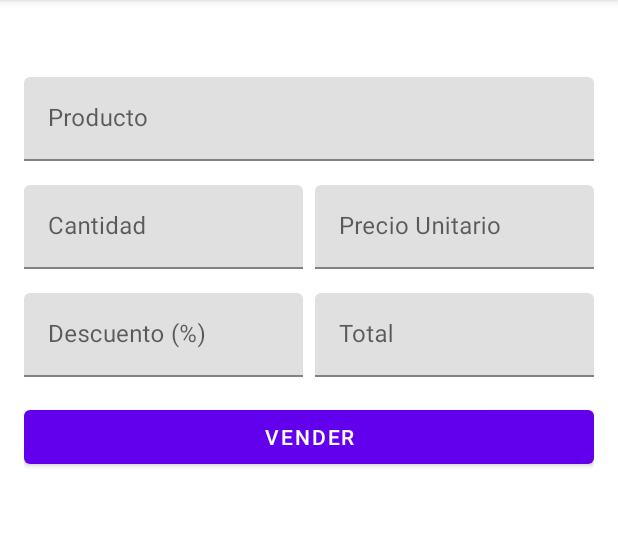
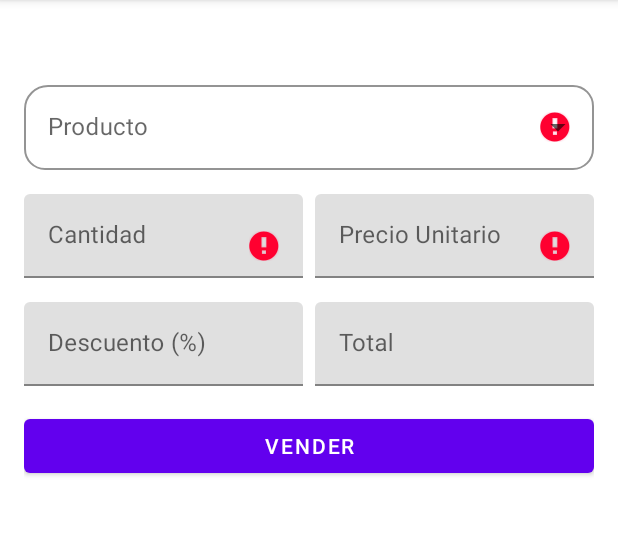
Before and after one commit to igmer/mvvm-android, an Android app: the SaleDetailFragment screen opened through its navigation route, after a tap on "VENDER", on a phone screen of 412 x 824 dp, the part 84-620 px from its top. Run offline under Robolectric (Android 15) with nearby library versions, the phone set to English and light mode, and no system bars; our stand-ins replace Dagger/Hilt's generated code, Room's generated code, data binding, navigation-ui; 1 statement that could not run was skipped.

Commit message:
:pencil: creating methods to save a sale

```diff
--- a/app/src/main/AndroidManifest.xml
+++ b/app/src/main/AndroidManifest.xml
@@ -3,7 +3,7 @@
     package="com.igmer.mancustomer">
 
     <application
-        android:allowBackup="true"
+        android:allowBackup="false"
         android:icon="@mipmap/ic_launcher"
         android:label="@string/app_name"
         android:name=".ApplicationCustomer"
--- a/app/src/main/java/com/igmer/mancustomer/data/RoomDatabaseLocal.kt
+++ b/app/src/main/java/com/igmer/mancustomer/data/RoomDatabaseLocal.kt
@@ -5,13 +5,16 @@ import androidx.room.Room
 import androidx.room.RoomDatabase
 import com.igmer.mancustomer.data.interfacesDao.ICustomerDao
 import com.igmer.mancustomer.data.interfacesDao.IProductDao
+import com.igmer.mancustomer.data.interfacesDao.ISaleDao
 import com.igmer.mancustomer.models.Customer
 import com.igmer.mancustomer.models.Product
+import com.igmer.mancustomer.models.Sale
 
-@Database(entities = [Product::class,Customer::class], version = 1)
+@Database(entities = [Product::class,Customer::class, Sale::class], version =   1)
 abstract class RoomDatabaseLocal : RoomDatabase() {
 
     abstract fun productDao(): IProductDao
     abstract fun customerDao(): ICustomerDao
+    abstract fun saleDao(): ISaleDao
 
 }
--- a/app/src/main/java/com/igmer/mancustomer/data/interfacesDao/ICustomerDao.kt
+++ b/app/src/main/java/com/igmer/mancustomer/data/interfacesDao/ICustomerDao.kt
@@ -6,6 +6,7 @@ import androidx.room.Dao
 import androidx.room.Insert
 import androidx.room.Query
 import com.igmer.mancustomer.models.Customer
+import com.igmer.mancustomer.models.Product
 
 @Dao
 interface ICustomerDao {
@@ -17,4 +18,7 @@ interface ICustomerDao {
 
     @Insert
     fun insertCustomer(customer: Customer): Long
+
+    @Query("SELECT * FROM product where name LIKE :name")
+    fun searchProduct(name: String): List<Product>
 }
--- a/app/src/main/java/com/igmer/mancustomer/data/interfacesDao/IProductDao.kt
+++ b/app/src/main/java/com/igmer/mancustomer/data/interfacesDao/IProductDao.kt
@@ -11,6 +11,9 @@ import com.igmer.mancustomer.models.Product
 interface IProductDao {
     @Query("SELECT * FROM product")
     fun getAllProducts(): List<Product>
+
+    @Query("SELECT * FROM product")
+    fun getAllProductsLV(): LiveData<List<Product>>
     @Query("SELECT * FROM product WHERE id = :id order by id DESC")
    suspend fun getProductById(id: Int):Product
     @Insert
--- /dev/null
+++ b/app/src/main/java/com/igmer/mancustomer/data/interfacesDao/ISaleDao.kt
@@ -0,0 +1,11 @@
+package com.igmer.mancustomer.data.interfacesDao
+
+import androidx.room.Dao
+import androidx.room.Insert
+import com.igmer.mancustomer.models.Sale
+
+@Dao
+interface ISaleDao {
+    @Insert
+    fun insert(sale: Sale)
+}
--- a/app/src/main/java/com/igmer/mancustomer/di/RoomModule.kt
+++ b/app/src/main/java/com/igmer/mancustomer/di/RoomModule.kt
@@ -27,4 +27,8 @@ object RoomModule {
     @Singleton
     @Provides
     fun provideCustomerDao(db:RoomDatabaseLocal) = db.customerDao()
+
+    @Singleton
+    @Provides
+    fun provideSalesDao(db:RoomDatabaseLocal) = db.saleDao()
 }
--- a/app/src/main/java/com/igmer/mancustomer/models/Product.kt
+++ b/app/src/main/java/com/igmer/mancustomer/models/Product.kt
@@ -13,6 +13,9 @@ data class Product(
     val stock: Int
     ){
 
+    override fun toString(): String {
+        return name
+    }
 
 
 }
--- a/app/src/main/java/com/igmer/mancustomer/models/Sale.kt
+++ b/app/src/main/java/com/igmer/mancustomer/models/Sale.kt
@@ -5,7 +5,7 @@ import androidx.room.Embedded
 import androidx.room.Entity
 import androidx.room.PrimaryKey
 @Entity(tableName = "sales")
-data class Sale(@PrimaryKey val id: Int,
+data class Sale(@PrimaryKey(autoGenerate = true) val id: Int,
                 val quantity: Int,
                 val price: Double,
                 val date: String,
--- a/app/src/main/java/com/igmer/mancustomer/repository/CustomerRepository.kt
+++ b/app/src/main/java/com/igmer/mancustomer/repository/CustomerRepository.kt
@@ -14,5 +14,6 @@ class CustomerRepository @Inject constructor(private val dao: ICustomerDao) {
     }
      fun getCustomerById(id: Int) = dao.getCustomerById(id)
     fun insertCustomer(item: Customer) = dao.insertCustomer(item)
+    fun searchProduct(name: String) = dao.searchProduct(name)
 
 }
--- a/app/src/main/java/com/igmer/mancustomer/repository/ProductRepository.kt
+++ b/app/src/main/java/com/igmer/mancustomer/repository/ProductRepository.kt
@@ -1,5 +1,6 @@
 package com.igmer.mancustomer.repository
 
+import androidx.lifecycle.LiveData
 import androidx.lifecycle.MutableLiveData
 import com.igmer.mancustomer.data.interfacesDao.IProductDao
 import com.igmer.mancustomer.models.Product
@@ -9,6 +10,8 @@ class ProductRepository @Inject constructor(private val productDao: IProductDao)
 
     fun getAllProducts(): List<Product> {
         return productDao.getAllProducts()
+    }fun getAllProductsLV(): LiveData<List<Product>> {
+        return productDao.getAllProductsLV()
     }
 
     suspend fun getProductById(id: Int) = productDao.getProductById(id)
--- /dev/null
+++ b/app/src/main/java/com/igmer/mancustomer/repository/SaleRepository.kt
@@ -0,0 +1,9 @@
+package com.igmer.mancustomer.repository
+
+import com.igmer.mancustomer.data.interfacesDao.ISaleDao
+import com.igmer.mancustomer.models.Sale
+import javax.inject.Inject
+
+class SaleRepository @Inject constructor(private val saleDao: ISaleDao) {
+    fun insert(sale: Sale) = saleDao.insert(sale)
+}
--- a/app/src/main/java/com/igmer/mancustomer/ui/sales/SaleDetailFragment.kt
+++ b/app/src/main/java/com/igmer/mancustomer/ui/sales/SaleDetailFragment.kt
@@ -2,21 +2,29 @@ package com.igmer.mancustomer.ui.sales
 
 import android.os.Bundle
 import android.view.*
+import android.widget.AdapterView
+import android.widget.ArrayAdapter
+import android.widget.Toast
 import androidx.fragment.app.Fragment
 import androidx.fragment.app.viewModels
 import androidx.lifecycle.lifecycleScope
 import com.igmer.mancustomer.databinding.AdminCustomerFragmentBinding
 import com.igmer.mancustomer.databinding.FragmentSaleDetailBinding
+import com.igmer.mancustomer.models.Product
 import com.igmer.mancustomer.models.Sale
 import com.igmer.mancustomer.ui.MainActivity
 import com.igmer.mancustomer.ui.customer.CustomerViewModel
 import dagger.hilt.android.AndroidEntryPoint
 import kotlinx.coroutines.launch
+import java.text.SimpleDateFormat
+import java.util.*
+
 @AndroidEntryPoint
 class SaleDetailFragment : Fragment() {
 
     private val viewModel: SaleDetailViewModel by viewModels()
     lateinit var binding:  FragmentSaleDetailBinding
+    private var productSelected: Product? = null
 
     override fun onCreateView(
         inflater: LayoutInflater, container: ViewGroup?,
@@ -28,18 +36,52 @@ class SaleDetailFragment : Fragment() {
         viewModel.getCustomerById(id!!).observe(viewLifecycleOwner){
             binding.tvCustomerName.text = it.name
         }
+        viewModel.productList.observe(viewLifecycleOwner, androidx.lifecycle.Observer {
+            binding.idProduct.setAdapter(context?.let { it1 -> ArrayAdapter(it1, android.R.layout.simple_spinner_dropdown_item, it) })
+        })
+
+       binding.idProduct.setOnItemClickListener { parent, view, position, id ->
+            val selected = parent.getItemAtPosition(position) as Product
+            productSelected = selected
+        }
+
         binding.save.setOnClickListener{
-            val product = binding.idProduct.text.toString()
-            val quantity = binding.quantity.text.toString()
-            val unitPrice = binding.price.text.toString()
-            val total = binding.total.text.toString()
-            val discount= binding.discoutnt.text.toString()
-            val idCliente = id
-            val sale = Sale(0,quantity.toInt(),unitPrice.toDouble(),"",product,id,"","")
+            val isValid = validate()
+            if (isValid) {
+                val currentTime = Calendar.getInstance().time
+                val dateFormated = SimpleDateFormat("yyyy-MM-dd HH:mm:ss",Locale.getDefault()).format(currentTime)
+                val product = binding.idProduct.text.toString()
+                val quantity = binding.quantity.text.toString()
+                val unitPrice = binding.price.text.toString()
+                val total = binding.total.text.toString()
+                val discount = binding.discoutnt.text.toString()
+                val idCliente = id
+                val sale = Sale(0, quantity.toInt(), unitPrice.toDouble(), dateFormated, 1, id, "Efectivo")
+                viewModel.savesale(sale)
+            }
         }
 
         return root
     }
 
+    private fun validate(): Boolean {
+        var isValid = true;
+        if (binding.quantity.text.isNullOrEmpty()){
+            binding.quantity.error = "Ingrese una cantidad"
+            isValid = false
+        }
+        if (binding.price.text.isNullOrEmpty()){
+            binding.price.error = "Ingrese un precio"
+            isValid = false
+        }
+        if(productSelected == null){
+            binding.idProduct.error = "Ingrese un producto"
+            isValid = false
+        }
+
+        return isValid
+
+    }
+
 
 }
--- a/app/src/main/java/com/igmer/mancustomer/ui/sales/SaleDetailViewModel.kt
+++ b/app/src/main/java/com/igmer/mancustomer/ui/sales/SaleDetailViewModel.kt
@@ -1,18 +1,37 @@
 package com.igmer.mancustomer.ui.sales
 
+import android.text.BoringLayout
 import androidx.lifecycle.LiveData
+import androidx.lifecycle.MediatorLiveData
 import androidx.lifecycle.MutableLiveData
 import androidx.lifecycle.ViewModel
 import com.igmer.mancustomer.models.Customer
+import com.igmer.mancustomer.models.Product
+import com.igmer.mancustomer.models.Sale
 import com.igmer.mancustomer.repository.CustomerRepository
+import com.igmer.mancustomer.repository.ProductRepository
+import com.igmer.mancustomer.repository.SaleRepository
 import dagger.hilt.android.lifecycle.HiltViewModel
+import kotlinx.coroutines.CoroutineScope
+import kotlinx.coroutines.Dispatchers
+import kotlinx.coroutines.launch
 import javax.inject.Inject
+
 @HiltViewModel
-class SaleDetailViewModel @Inject constructor(private val repository: CustomerRepository) : ViewModel() {
+class SaleDetailViewModel @Inject constructor(private val repositoryCustomer: CustomerRepository,
+                                              private val repositoryProduct: ProductRepository,
+                                              private val repositorySale: SaleRepository
+) :
+    ViewModel() {
     private lateinit var lvCustomer: LiveData<Customer>
+    var productList: LiveData<List<Product>> = repositoryProduct.getAllProductsLV()
 
-     fun getCustomerById(id: Int): LiveData<Customer> {
-         lvCustomer = repository.getCustomerById(id)
-         return lvCustomer
+    fun getCustomerById(id: Int): LiveData<Customer> {
+        lvCustomer = repositoryCustomer.getCustomerById(id)
+        return lvCustomer
+    }
+
+    fun savesale(sale: Sale) {
+        repositorySale.insert(sale)
     }
 }
--- a/app/src/main/res/layout/fragment_sale_detail.xml
+++ b/app/src/main/res/layout/fragment_sale_detail.xml
@@ -3,7 +3,11 @@
     xmlns:app="http://schemas.android.com/apk/res-auto"
     xmlns:tools="http://schemas.android.com/tools">
 
-    <data></data>
+    <data>
+        <variable
+            name="viewModel"
+            type="com.igmer.mancustomer.ui.sales.SaleDetailViewModel " />
+    </data>
 
     <androidx.constraintlayout.widget.ConstraintLayout
         android:layout_width="match_parent"
@@ -24,16 +28,16 @@
             android:id="@+id/tlProduct"
             android:layout_width="match_parent"
             android:layout_height="wrap_content"
+            style="@style/RoundedAutocomplete"
             android:layout_marginTop="16dp"
             android:hint="@string/product"
             app:layout_constraintTop_toBottomOf="@+id/tvCustomerName"
             tools:layout_editor_absoluteX="16dp">
 
-            <com.google.android.material.textfield.TextInputEditText
+            <AutoCompleteTextView
                 android:id="@+id/idProduct"
                 android:layout_width="match_parent"
-                android:layout_height="match_parent"
-                android:text="" />
+                android:layout_height="match_parent"/>
         </com.google.android.material.textfield.TextInputLayout>
 
         <LinearLayout
--- a/app/src/main/res/values/styles.xml
+++ b/app/src/main/res/values/styles.xml
@@ -48,4 +48,15 @@
         <item name="android:textColor">@color/whiteTextColor</item>
         <item name="android:textStyle">bold</item>
     </style>
+    <style name="RoundedAutocomplete" parent="Widget.MaterialComponents.TextInputLayout.OutlinedBox.ExposedDropdownMenu">
+        <item name="boxCornerRadiusBottomEnd">14dp</item>
+        <item name="boxCornerRadiusBottomStart">14dp</item>
+        <item name="boxCornerRadiusTopEnd">14dp</item>
+        <item name="boxCornerRadiusTopStart">16dp</item>
+        <item name="colorAccent">@color/primary</item>
+        <item name="boxStrokeColor">@color/primary</item>
+        <item name="boxStrokeWidth">1dp</item>
+        <item name="boxStrokeWidthFocused">1dp</item>
+    </style>
+
 </resources>
```
